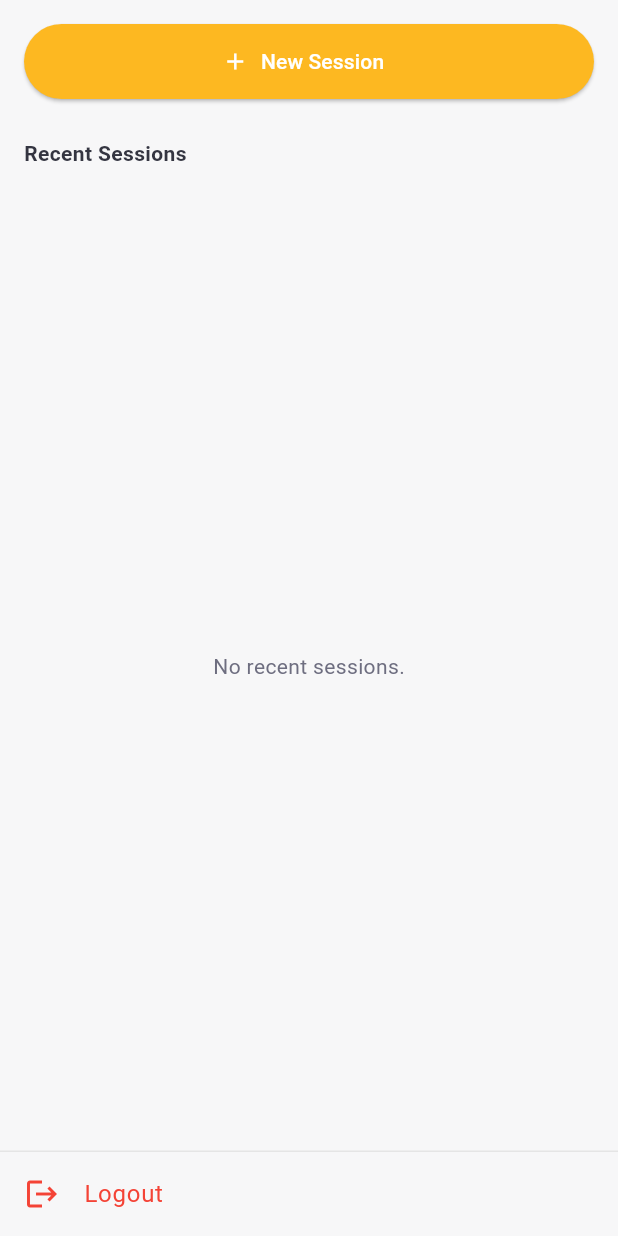
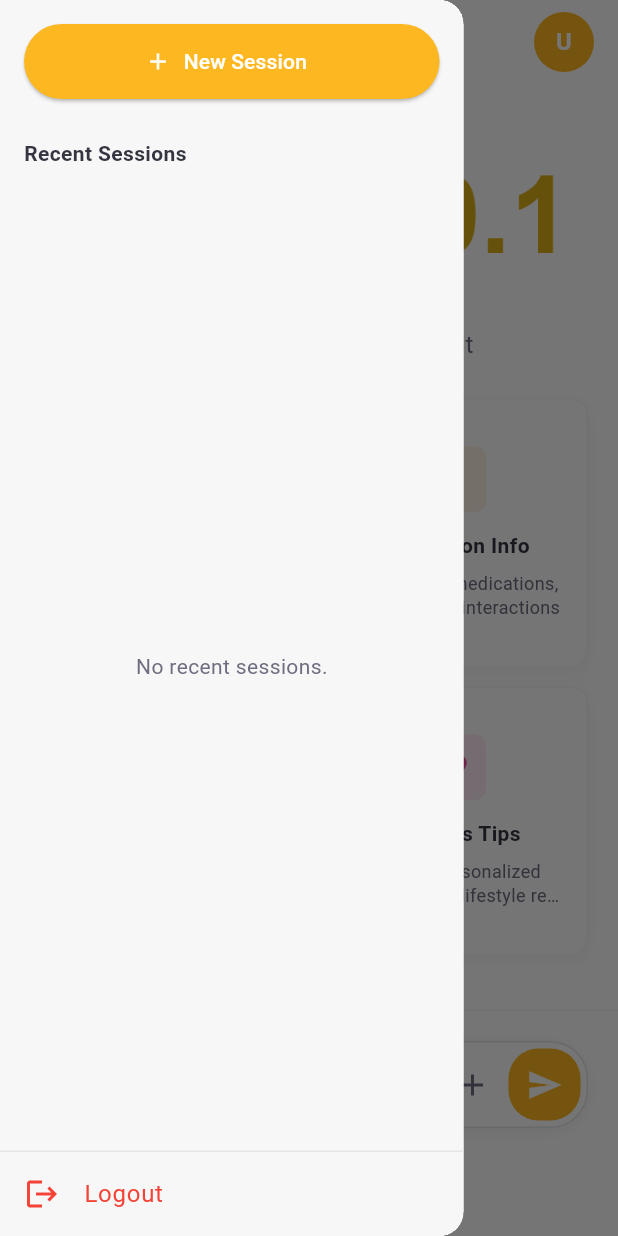
Before and after one commit to BOCK-HEALTH/EiraUIFlutter, a Flutter app: the screen it shows once a user with an empty profile is signed in, with the side drawer open, on a phone screen of 412 x 824 dp. Run offline on Flutter 3.47's test engine with Material 3 defaults, Android fonts, the phone set to English and light mode, and no system bars; our stand-ins replace camera, dio, file_picker, firebase_auth, firebase_core, flutter_svg and 3 more; missing offline and left inert: dart:html, flutter_sound, record; accounts and stored records are empty; network calls fail.

```diff
--- a/lib/main.dart
+++ b/lib/main.dart
@@ -1,3 +1,5 @@
+// lib/main.dart (CORRECTED)
+
 import 'package:flutter/material.dart';
 import 'package:flutter/services.dart';
 import 'dart:math' as math;
@@ -25,6 +27,12 @@ import 'package:flutter_application_1/firebase_options.dart';
 import 'package:flutter/foundation.dart';
 import 'package:flutter_application_1/api_service.dart';
 
+// --- THIS IS THE NEW IMPORT FOR YOUR CENTRALIZED CLASS ---
+import 'package:flutter_application_1/models/platform_file_wrapper.dart';
+import 'package:flutter_application_1/models/chat_message.dart';
+import 'package:flutter_application_1/models/chat_session.dart';
+
+
 const Color kEiraYellow = Color(0xFFFDB821);
 const Color kEiraYellowLight = Color(0xFFFFF8E6);
 const Color kEiraYellowHover = Color(0xFFE6A109);
@@ -54,10 +62,6 @@ class ResponsiveUtils {
   }
 }
 
-// ** NEW: Platform-agnostic file wrapper **
-// This class holds file data in a way that works for both mobile (path) and web (bytes).
-
-
 void main() async {
   WidgetsFlutterBinding.ensureInitialized();
   await Firebase.initializeApp(
@@ -71,18 +75,7 @@ void main() async {
   runApp(const EiraApp());
 }
 
-class PlatformFileWrapper {
-  final String name;
-  final Uint8List? bytes;
-  final String? path;
-
-  PlatformFileWrapper({
-    required this.name,
-    this.bytes,
-    this.path,
-  }) : assert(bytes != null || path != null);
-}
-
+// --- THE PlatformFileWrapper CLASS HAS BEEN REMOVED FROM THIS FILE ---
 
 
 class EiraApp extends StatelessWidget {
@@ -130,40 +123,7 @@ class EiraApp extends StatelessWidget {
   }
 }
 
-class ChatMessage {
-  final String text;
-  final bool isUser;
-  final List<PlatformFileWrapper>? attachments;
-  final DateTime timestamp;
-  final String? fileUrl;
-  final String? fileType;
-
-  ChatMessage({
-    required this.text,
-    required this.isUser,
-    this.attachments,
-    DateTime? timestamp,
-    this.fileUrl,
-    this.fileType,
-  }) : timestamp = timestamp ?? DateTime.now();
-
-  factory ChatMessage.fromJson(Map<String, dynamic> json) {
-    final fileUrlData = json['file_url'];
-    final fileTypeData = json['file_type'];
-
-    return ChatMessage(
-      text: json['message'] ?? '',
-      isUser: json['sender'] == 'user',
-      timestamp: DateTime.parse(json['created_at']),
-      fileUrl: (fileUrlData is List && fileUrlData.isNotEmpty)
-          ? fileUrlData[0] as String?
-          : null,
-      fileType: (fileTypeData is List && fileTypeData.isNotEmpty)
-          ? fileTypeData[0] as String?
-          : null,
-    );
-  }
-}
+
 
 
 class HomeScreen extends StatefulWidget {
@@ -1062,7 +1022,9 @@ void dispose() {
         ],
       ),
      drawer: isMobile
-          ? AppDrawer(
+    ? Drawer(
+        width: MediaQuery.of(context).size.width * 0.75, // 50% width
+        child: AppDrawer(
           onNewSession: _startNewChat,
           sessions: _sessions,
           onSessionTapped: _onSessionTapped,
@@ -1070,6 +1032,7 @@ void dispose() {
           onSessionDeleted: _deleteSession,
           isCollapsed: false,
           onToggle: () {},
+        ),
       )
     : null,
       body: Stack(
@@ -1342,6 +1305,8 @@ class ModelDropdown extends StatelessWidget {
 }
 
 // ** UPDATED: This widget now takes a list of the wrapper class **
+// lib/main.dart
+
 class PendingFilesDisplay extends StatelessWidget {
   final List<PlatformFileWrapper> files;
   final Function(int) onRemove;
@@ -1360,7 +1325,7 @@ class PendingFilesDisplay extends StatelessWidget {
       return Padding(
         padding: const EdgeInsets.only(right: 8.0),
         child: PendingFileChip(
-          file: file, // Pass the wrapper
+          file: file,
           onRemove: () => onRemove(index),
         ),
       );
@@ -1368,6 +1333,10 @@ class PendingFilesDisplay extends StatelessWidget {
 
     return Container(
       width: double.infinity,
+      // --- THIS IS THE FIX ---
+      // This line centers the child (the scrollable row of chips)
+      alignment: Alignment.center,
+      // ---------------------
       padding: const EdgeInsets.symmetric(horizontal: 20.0, vertical: 12.0),
       decoration: BoxDecoration(
         color: kEiraBackground,
@@ -1375,9 +1344,11 @@ class PendingFilesDisplay extends StatelessWidget {
           top: BorderSide(color: kEiraBorder.withOpacity(0.3)),
         ),
       ),
+      // We use a SingleChildScrollView to allow horizontal scrolling if many files are added
       child: SingleChildScrollView(
         scrollDirection: Axis.horizontal,
         child: Row(
+          mainAxisAlignment: MainAxisAlignment.center, // This ensures the row itself tries to center
           children: fileChips,
         ),
       ),
@@ -1484,8 +1455,9 @@ class AppDrawer extends StatelessWidget {
   @override
   Widget build(BuildContext context) {
     final bool isDesktop = ResponsiveUtils.isDesktop(context);
-
+ final screenWidth = MediaQuery.of(context).size.width;
     return Container(
+      width: isDesktop ? kSidebarWidth : screenWidth * 0.75,
       color: kEiraSidebarBg,
       child: SafeArea(
         child: Column(
--- /dev/null
+++ b/lib/models/chat_message.dart
@@ -0,0 +1,36 @@
+import 'package:flutter_application_1/models/platform_file_wrapper.dart';
+
+class ChatMessage {
+  final String text;
+  final bool isUser;
+  final List<PlatformFileWrapper>? attachments;
+  final DateTime timestamp;
+  final String? fileUrl;
+  final String? fileType;
+
+  ChatMessage({
+    required this.text,
+    required this.isUser,
+    this.attachments,
+    DateTime? timestamp,
+    this.fileUrl,
+    this.fileType,
+  }) : timestamp = timestamp ?? DateTime.now();
+
+  factory ChatMessage.fromJson(Map<String, dynamic> json) {
+    final fileUrlData = json['file_url'];
+    final fileTypeData = json['file_type'];
+
+    return ChatMessage(
+      text: json['message'] ?? '',
+      isUser: json['sender'] == 'user',
+      timestamp: DateTime.parse(json['created_at']),
+      fileUrl: (fileUrlData is List && fileUrlData.isNotEmpty)
+          ? fileUrlData[0] as String?
+          : null,
+      fileType: (fileTypeData is List && fileTypeData.isNotEmpty)
+          ? fileTypeData[0] as String?
+          : null,
+    );
+  }
+}
--- /dev/null
+++ b/lib/models/chat_session.dart
@@ -0,0 +1,15 @@
+class ChatSession {
+  final int id;
+  final String title;
+  final DateTime createdAt;
+
+  ChatSession({required this.id, required this.title, required this.createdAt});
+
+  factory ChatSession.fromJson(Map<String, dynamic> json) {
+    return ChatSession(
+      id: json['id'],
+      title: json['title'],
+      createdAt: DateTime.parse(json['created_at']),
+    );
+  }
+}
--- /dev/null
+++ b/lib/models/platform_file_wrapper.dart
@@ -0,0 +1,13 @@
+import 'dart:typed_data';
+
+class PlatformFileWrapper {
+  final String name;
+  final Uint8List? bytes;
+  final String? path;
+
+  PlatformFileWrapper({
+    required this.name,
+    this.bytes,
+    this.path,
+  }) : assert(bytes != null || path != null, "A file must have either bytes or a path.");
+}
```
Also changed, not shown: lib/api_service.dart (+23 -29 lines). Lines whose indentation alone changed are shown as unchanged.
